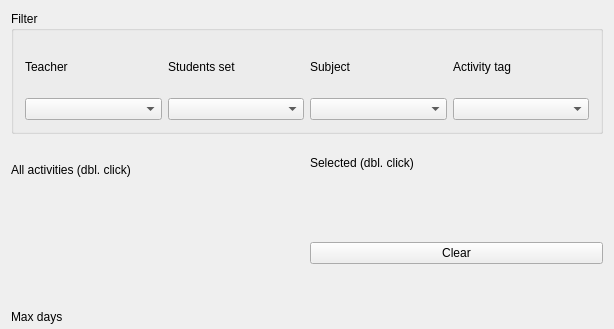
Before: the Qt Designer form src/interface/addconstraintmaxdaysbetweenactivitiesform_template.ui in janLo/FET, drawn with Qt 5; both pictures show x 0 to 614 and y 0 to 329 of the 614 by 561 pixel window.
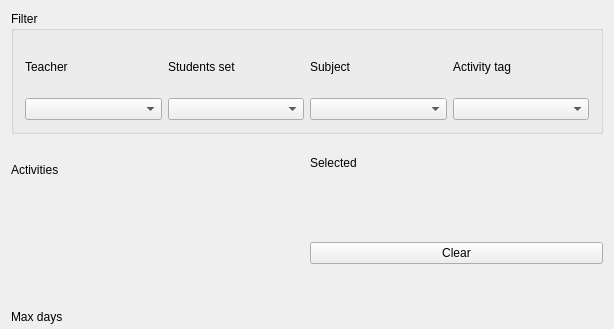
After: the same form once the commit is applied. Custom widgets are drawn as their Qt base class.

The edit to the form file:
```diff
--- a/src/interface/addconstraintmaxdaysbetweenactivitiesform_template.ui
+++ b/src/interface/addconstraintmaxdaysbetweenactivitiesform_template.ui
@@ -160,7 +160,7 @@
           <enum>QFrame::Plain</enum>
          </property>
          <property name="text">
-          <string>All activities (dbl. click)</string>
+          <string>Activities</string>
          </property>
          <property name="wordWrap">
           <bool>false</bool>
@@ -189,7 +189,7 @@
           <enum>QFrame::Plain</enum>
          </property>
          <property name="text">
-          <string>Selected (dbl. click)</string>
+          <string comment="It refers to a list of selected activities">Selected</string>
          </property>
          <property name="wordWrap">
           <bool>false</bool>
```
Left out of the diff: 2 changed lines with no effect on the pictures.
